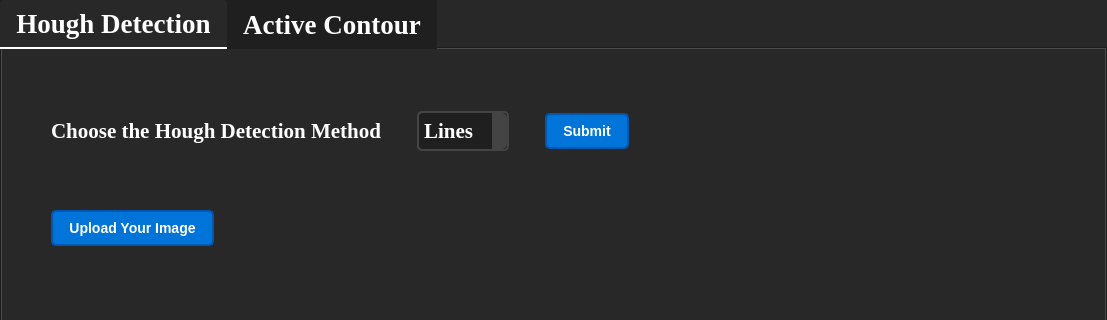
Old version of the form MainWindow.ui in the repository fadymohsen/EdgeBoundaryDetection; both pictures show x 0 to 1107 and y 0 to 320 of the 1107 by 830 pixel window.
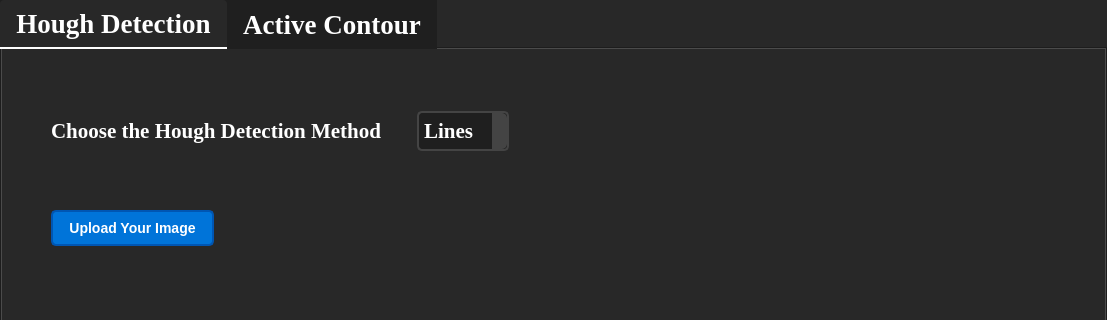
New version of the form. The open tabs and pages were chosen to show the change. Custom widgets are drawn as their Qt base class.

Commit message: Removed Submit Button from hough detection and added Ellipse shape

Patch:
```diff
--- a/MainWindow.ui
+++ b/MainWindow.ui
@@ -701,29 +701,11 @@
               <string>Circles</string>
              </property>
             </item>
-           </widget>
-          </item>
-          <item>
-           <spacer name="horizontalSpacer_6">
-            <property name="orientation">
-             <enum>Qt::Horizontal</enum>
-            </property>
-            <property name="sizeType">
-             <enum>QSizePolicy::Preferred</enum>
-            </property>
-            <property name="sizeHint" stdset="0">
-             <size>
-              <width>30</width>
-              <height>17</height>
-             </size>
-            </property>
-           </spacer>
-          </item>
-          <item>
-           <widget class="QPushButton" name="pushButton_houghDetection">
-            <property name="text">
-             <string>Submit</string>
-            </property>
+            <item>
+             <property name="text">
+              <string>Ellipse</string>
+             </property>
+            </item>
            </widget>
           </item>
           <item>
```
Left out of the diff: 2 changed lines with no effect on the pictures.
